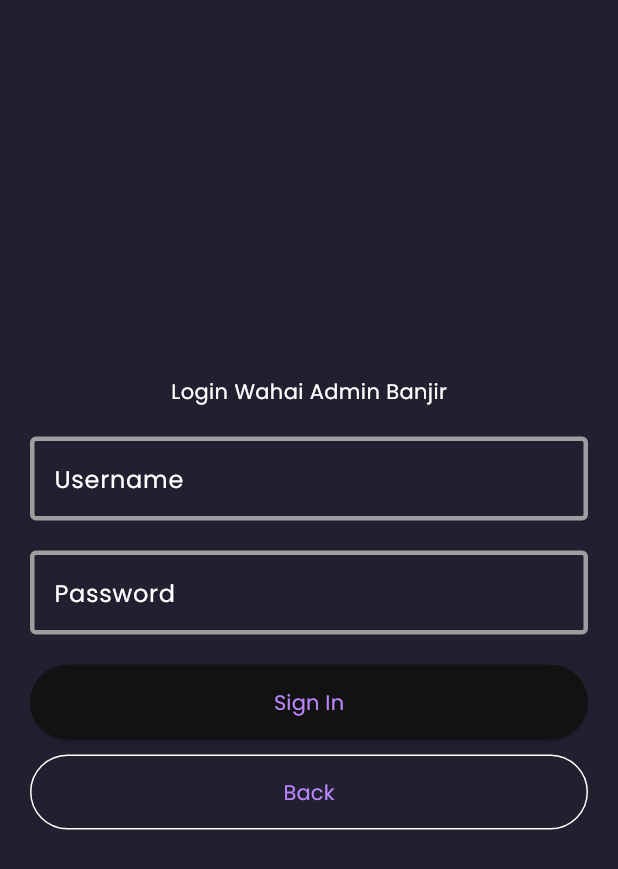
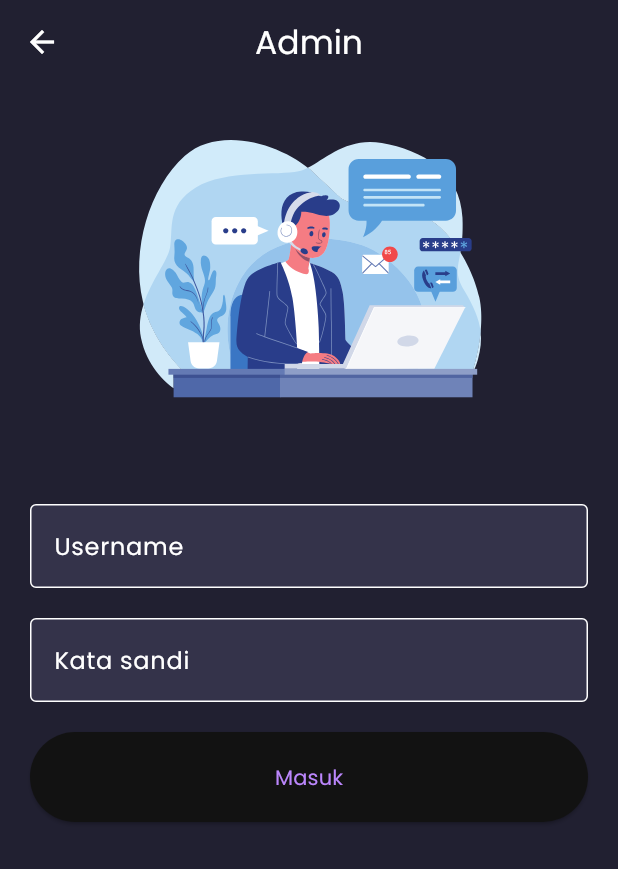
Before and after one commit to ramaaryasuta/Ews_Captsone_Flood, a Flutter app: the LoginPage screen opened by its route, on a phone screen of 412 x 824 dp. Shown: the top 869 px of the screen. Run offline on Flutter 3.47's test engine with Material 3 defaults, Android fonts, the phone set to English and light mode, and no system bars; our stand-ins replace cloud_firestore, firebase_core, firebase_database, flutter_svg, line_icons; accounts and stored records are empty.

Commit message:
repairing login mode

```diff
--- a/lib/main.dart
+++ b/lib/main.dart
@@ -1,7 +1,7 @@
+import 'package:ews_capstone/screens/loginpage.dart';
 import 'package:flutter/material.dart';
 
 // screens import for routes
-import 'package:ews_capstone/screens/login.dart';
 import 'screens/admin.dart';
 import 'screens/detail.dart';
 import 'screens/homepage.dart';
@@ -27,7 +27,7 @@ class MyApp extends StatelessWidget {
       routes: {
         '/': (context) => const HomePage(),
         '/detail': (context) => const DetailPage(),
-        '/login': (context) => const LoginPage(),
+        '/login': (context) => LoginPage(),
         '/admin': (context) => const AdminPage(),
       },
     );
--- a/lib/screens/login.dart
+++ /dev/null
@@ -1,122 +0,0 @@
-import 'package:flutter/material.dart';
-
-import '../services/database.dart';
-
-class LoginPage extends StatefulWidget {
-  const LoginPage({super.key});
-
-  @override
-  State<LoginPage> createState() => _LoginPageState();
-}
-
-class _LoginPageState extends State<LoginPage> {
-  DatabaseService dbServ = DatabaseService();
-
-  TextEditingController usernameController = TextEditingController();
-  TextEditingController passwordController = TextEditingController();
-
-  @override
-  Widget build(BuildContext context) {
-    return Scaffold(
-      body: SafeArea(
-        child: FutureBuilder(
-          future: dbServ.admindata(),
-          builder: (context, snapshot) {
-            if (snapshot.hasData) {
-              return Column(
-                crossAxisAlignment: CrossAxisAlignment.center,
-                children: [
-                  const Spacer(),
-                  const Text('Login Wahai Admin Banjir'),
-                  FormField(),
-                  const Spacer(),
-                ],
-              );
-            }
-            if (snapshot.hasError) {
-              return Text(snapshot.error.toString());
-            } else {
-              return const Center(child: CircularProgressIndicator());
-            }
-          },
-        ),
-      ),
-    );
-  }
-
-  // ignore: non_constant_identifier_names
-  Form FormField() {
-    return Form(
-      child: Padding(
-        padding: const EdgeInsets.all(20),
-        child: Column(
-          children: [
-            // Username Account Field
-            TextFormField(
-              controller: usernameController,
-              decoration: const InputDecoration(
-                enabledBorder: OutlineInputBorder(
-                  borderSide: BorderSide(width: 3, color: Colors.grey),
-                ),
-                focusedBorder: OutlineInputBorder(
-                  borderSide: BorderSide(width: 3, color: Colors.grey),
-                ),
-                labelText: 'Username',
-              ),
-            ),
-            const SizedBox(height: 20),
-
-            // Password Field
-            TextFormField(
-              controller: passwordController,
-              obscureText: true,
-              enableSuggestions: false,
-              autocorrect: false,
-              decoration: const InputDecoration(
-                enabledBorder: OutlineInputBorder(
-                  borderSide: BorderSide(width: 3, color: Colors.grey),
-                ),
-                focusedBorder: OutlineInputBorder(
-                  borderSide: BorderSide(width: 3, color: Colors.grey),
-                ),
-                labelText: 'Password',
-              ),
-            ),
-            const SizedBox(height: 20),
-            SizedBox(
-              width: double.infinity,
-              height: 50,
-              child: ElevatedButton(
-                onPressed: () =>
-                    login(usernameController.text, passwordController.text),
-                child: const Text('Sign In'),
-              ),
-            ),
-            const SizedBox(height: 10),
-
-            // back button
-            SizedBox(
-              width: double.infinity,
-              height: 50,
-              child: OutlinedButton(
-                onPressed: () {
-                  Navigator.pop(context);
-                },
-                child: const Text('Back'),
-              ),
-            )
-          ],
-        ),
-      ),
-    );
-  }
-
-  void login(String username, String password) {
-    if (username == dbServ.account[0].username &&
-        password == dbServ.account[0].password) {
-      Navigator.pushReplacementNamed(context, '/admin');
-    } else {
-      print('Failed Login');
-    }
-  }
-}
--- /dev/null
+++ b/lib/screens/loginpage.dart
@@ -0,0 +1,36 @@
+import 'package:flutter/material.dart';
+
+import '../services/database.dart';
+import 'widgets/login/login_content.dart';
+
+class LoginPage extends StatelessWidget {
+  LoginPage({super.key});
+  final DatabaseService dbServ = DatabaseService();
+  final TextEditingController userCtrl = TextEditingController();
+  final TextEditingController passCtrl = TextEditingController();
+
+  @override
+  Widget build(BuildContext context) {
+    return Scaffold(
+      appBar: AppBar(
+        backgroundColor: const Color(0xff212031),
+        title: const Text('Admin'),
+        centerTitle: true,
+      ),
+      body: FutureBuilder(
+        future: dbServ.admindata(),
+        builder: (context, snapshot) {
+          if (snapshot.hasData) {
+            return LoginContent(
+              userCtrl: userCtrl,
+              passCtrl: passCtrl,
+              listAdmin: snapshot.data,
+            );
+          } else {
+            return const Center(child: CircularProgressIndicator());
+          }
+        },
+      ),
+    );
+  }
+}
--- /dev/null
+++ b/lib/screens/widgets/login/login_content.dart
@@ -0,0 +1,98 @@
+import 'package:ews_capstone/models/admin_model.dart';
+import 'package:flutter/material.dart';
+import 'package:flutter_svg/flutter_svg.dart';
+
+class LoginContent extends StatelessWidget {
+  const LoginContent({
+    super.key,
+    required this.userCtrl,
+    required this.passCtrl,
+    required this.listAdmin,
+  });
+
+  final TextEditingController userCtrl;
+  final TextEditingController passCtrl;
+  final List<AdminModel> listAdmin;
+
+  @override
+  Widget build(BuildContext context) {
+    return SingleChildScrollView(
+      child: Column(
+        children: [
+          SvgPicture.asset('assets/svg/login.svg'),
+          Padding(
+            padding: const EdgeInsets.all(20),
+            child: Form(
+              child: Column(
+                children: [
+                  TextFormField(
+                    controller: userCtrl,
+                    decoration: const InputDecoration(
+                      labelText: 'Username',
+                      filled: true,
+                      fillColor: Color(0xff34334A),
+                      border: OutlineInputBorder(
+                        borderSide: BorderSide(),
+                      ),
+                    ),
+                  ),
+                  const SizedBox(height: 20),
+                  TextFormField(
+                    controller: passCtrl,
+                    obscureText: true,
+                    decoration: const InputDecoration(
+                      labelText: 'Kata sandi',
+                      filled: true,
+                      fillColor: Color(0xff34334A),
+                      border: OutlineInputBorder(
+                        borderSide: BorderSide(),
+                      ),
+                    ),
+                  ),
+                ],
+              ),
+            ),
+          ),
+          Container(
+            width: double.infinity,
+            height: 60,
+            padding: const EdgeInsets.symmetric(horizontal: 20),
+            child: ElevatedButton(
+              onPressed: () => login(userCtrl.text, passCtrl.text),
+              child: const Text('Masuk'),
+            ),
+          )
+        ],
+      ),
+    );
+  }
+
+  void login(String username, String password) {
+    /// encrypt password using caesar cipher
+    password = caesarCipher(password);
+    if (listAdmin
+        .where((element) =>
+            element.username == username && element.password == password)
+        .isNotEmpty) {
+      print('Berhasil');
+    } else {
+      print('gagal');
+    }
+  }
+
+  String caesarCipher(String text) {
+    String result = '';
+
+    for (int i = 0; i < text.length; i++) {
+      int charCode = text.codeUnitAt(i);
+      if (charCode >= 65 && charCode <= 90) {
+        result += String.fromCharCode((charCode - 65 + 3) % 26 + 65);
+      } else if (charCode >= 97 && charCode <= 122) {
+        result += String.fromCharCode((charCode - 97 + 3) % 26 + 97);
+      } else {
+        result += text[i];
+      }
+    }
+    return result;
+  }
+}
```
Also changed, not shown: lib/screens/widgets/home/main_content.dart (+10 -2 lines), lib/screens/widgets/home/mydrawer.dart (+39 -13 lines), lib/services/database.dart (+2 -5 lines), assets/svg/login.svg (added), assets/svg/rainy.svg (added), assets/svg/test.svg (deleted).
